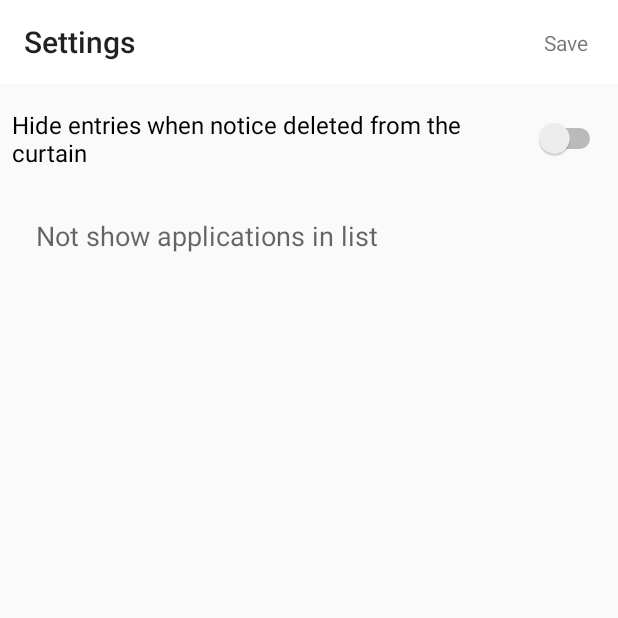
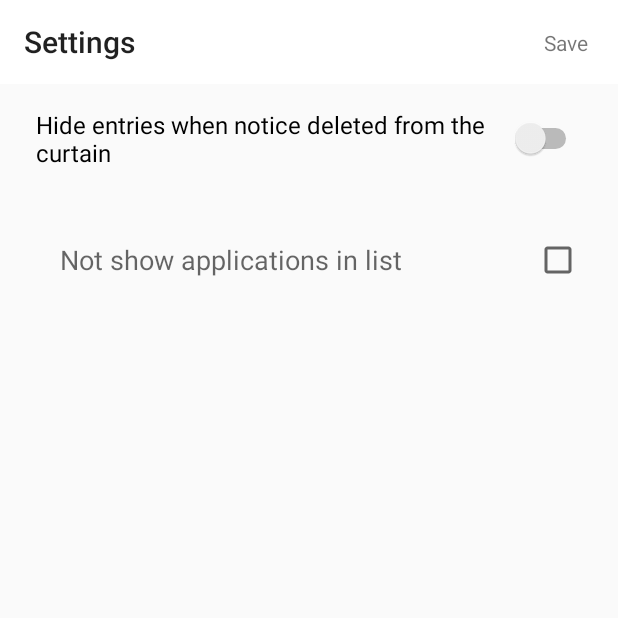
Before and after one commit to Leeeeerich/NotificationTracker, an Android app: the SettingsFragment screen opened through its navigation route, on a phone screen of 412 x 824 dp, the top half of it. Run offline under Robolectric (Android 15) with nearby library versions, the phone set to English and light mode, and no system bars; our stand-ins replace data binding, navigation-ui; 12 statements that could not run were skipped.

Commit message:
Added disabling filtering by package once button and some changed design

```diff
--- a/app/src/main/java/com/guralnya/notification_tracker/model/models/vo/IgnoreAppVo.kt
+++ b/app/src/main/java/com/guralnya/notification_tracker/model/models/vo/IgnoreAppVo.kt
@@ -28,4 +28,8 @@ data class IgnoreAppVo(
     fun getAppName(context: Context) =
         getAppInfo(context)?.let { context.packageManager.getApplicationLabel(it) }
             ?: "(Unknown app)"
+
+    fun changeCheckedListener() {
+        isChecked.set(!isChecked.get())
+    }
 }
--- a/app/src/main/java/com/guralnya/notification_tracker/model/repository/Repository.kt
+++ b/app/src/main/java/com/guralnya/notification_tracker/model/repository/Repository.kt
@@ -10,7 +10,8 @@ interface Repository {
     suspend fun insertNewNotify(notifyInfo: NotifyInfo)
     fun getAllNotify(
         filterDateTime: String = "0",
-        isGetRemoved: Boolean = true
+        isGetRemoved: Boolean,
+        isEnabledPackageFilter: Boolean
     ): LiveData<List<NotifyInfo>>
 
     fun deleteNotifies(listDeletable: List<NotifyInfo>)
--- a/app/src/main/java/com/guralnya/notification_tracker/model/settings/PreferencesManager.kt
+++ b/app/src/main/java/com/guralnya/notification_tracker/model/settings/PreferencesManager.kt
@@ -13,4 +13,7 @@ interface PreferencesManager {
 
     fun getIsShowRemoved(): Boolean
     fun saveIsShowRemoved(isShow: Boolean)
+
+    fun getIsEnabledPackageFilter(): Boolean
+    fun saveIsEnabledPackageFilter(isEnabled: Boolean)
 }
--- a/app/src/main/java/com/guralnya/notification_tracker/ui/home_screen/HomeFragment.kt
+++ b/app/src/main/java/com/guralnya/notification_tracker/ui/home_screen/HomeFragment.kt
@@ -158,6 +158,8 @@ class HomeFragment : Fragment() {
         val popupMenu = PopupMenu(requireActivity(), v)
         popupMenu.inflate(R.menu.menu_filters)
         popupMenu.menu.getItem(vm.filtration.ordinal).isChecked = true
+        popupMenu.menu.findItem(R.id.menuIsEnabledPackageFilter).isChecked =
+            vm.getIsEnabledPackageFilter()
         popupMenu.setOnMenuItemClickListener { item ->
             when (item.itemId) {
                 R.id.menuAllTime -> {
@@ -171,6 +173,9 @@ class HomeFragment : Fragment() {
                 }
                 R.id.menuPerMonth -> {
                     vm.filtration = Filtration.PER_MONTH
+                }
+                R.id.menuIsEnabledPackageFilter -> {
+                    vm.setIsEnabledPackageFilter(!item.isChecked)
                 }
             }
             observeNotifyTrackingLiveData(vm.filtration.filterValue)
--- a/app/src/main/java/com/guralnya/notification_tracker/ui/settings/SettingsViewModel.kt
+++ b/app/src/main/java/com/guralnya/notification_tracker/ui/settings/SettingsViewModel.kt
@@ -18,13 +18,17 @@ class SettingsViewModel(
     private val repository: Repository
 ) : ViewModel() {
 
-    val settingsVo = SettingsVo(ObservableBoolean(preferencesManager.getIsShowRemoved()))
+    val settingsVo = SettingsVo(
+        ObservableBoolean(preferencesManager.getIsShowRemoved()),
+        ObservableBoolean(preferencesManager.getIsEnabledPackageFilter())
+    )
     private val ignorePackagesLiveData = MutableLiveData<List<IgnoreAppVo>>()
 
     fun getIgnorePackagesLiveData(): LiveData<List<IgnoreAppVo>> = ignorePackagesLiveData
 
     fun saveChanged(listIgnoreApp: List<IgnorePackage>) {
         preferencesManager.saveIsShowRemoved(settingsVo.isShowRemoved.get())
+        preferencesManager.saveIsEnabledPackageFilter(settingsVo.isEnabledPackageFilters.get())
         viewModelScope.launch(Dispatchers.IO) {
             repository.clearAndInsertIgnorePackages(listIgnoreApp)
         }
--- a/app/src/main/res/layout/fragment_settings.xml
+++ b/app/src/main/res/layout/fragment_settings.xml
@@ -31,6 +31,8 @@
                 android:id="@+id/swIsShowRemoved"
                 android:layout_width="match_parent"
                 android:layout_height="wrap_content"
+                android:layout_marginStart="16dp"
+                android:layout_marginEnd="16dp"
                 android:checked="@={settingsVo.isShowRemoved}"
                 android:text="@string/is_show_removed"
                 android:theme="@style/SwitchStyle"
@@ -42,12 +44,35 @@
             <TextView
                 android:id="@+id/textView"
                 style="@style/BlocTitleTextStyle"
-                android:layout_width="match_parent"
+                android:layout_width="0dp"
                 android:layout_height="wrap_content"
+                android:layout_marginTop="16dp"
+                android:background="?android:attr/selectableItemBackground"
+                android:clickable="true"
+                android:focusable="true"
+                android:onClick="@{()->settingsVo.enabledPackageFilterListener()}"
+                android:padding="16dp"
+                android:paddingEnd="36dp"
                 android:text="@string/ignore_packages_title"
                 app:layout_constraintEnd_toEndOf="parent"
+                app:layout_constraintHorizontal_chainStyle="packed"
                 app:layout_constraintStart_toStartOf="parent"
-                app:layout_constraintTop_toBottomOf="@+id/swIsShowRemoved" />
+                app:layout_constraintTop_toBottomOf="@+id/swIsShowRemoved"
+                tools:ignore="RtlSymmetry" />
+
+            <CheckBox
+                android:id="@+id/cbIsEnabledPackageFilters"
+                android:layout_width="wrap_content"
+                android:layout_height="wrap_content"
+                android:checked="@{settingsVo.isEnabledPackageFilters()}"
+                android:clickable="false"
+                android:focusable="false"
+                android:gravity="center"
+                app:layout_constraintBottom_toBottomOf="@+id/textView"
+                app:layout_constraintEnd_toEndOf="@+id/textView"
+                app:layout_constraintHorizontal_bias="1.0"
+                app:layout_constraintTop_toTopOf="@+id/textView"
+                app:layout_constraintVertical_bias="0.5" />
 
             <androidx.recyclerview.widget.RecyclerView
                 android:id="@+id/rvIgnorePackages"
--- a/app/src/main/res/layout/item_notify_info.xml
+++ b/app/src/main/res/layout/item_notify_info.xml
@@ -26,13 +26,11 @@
 
         <ImageView
             android:id="@+id/vIconApp"
-            android:layout_width="wrap_content"
-            android:layout_height="wrap_content"
+            android:layout_width="48dp"
+            android:layout_height="48dp"
             android:layout_marginStart="8dp"
             android:layout_marginTop="4dp"
             android:layout_marginBottom="4dp"
-            android:maxWidth="24dp"
-            android:maxHeight="24dp"
             android:src="@{notifyInfo.getAppIcon(context)}"
             app:layout_constraintBottom_toBottomOf="parent"
             app:layout_constraintStart_toStartOf="parent"
--- a/app/src/main/res/menu/menu_filters.xml
+++ b/app/src/main/res/menu/menu_filters.xml
@@ -23,4 +23,12 @@
             android:title="@string/per_month"
             app:actionViewClass="android.widget.RadioButton" />
     </group>
+    <group
+        android:id="@+id/filterMultiChoiceGroup"
+        android:checkableBehavior="all"
+        android:visible="true">
+        <item
+            android:id="@+id/menuIsEnabledPackageFilter"
+            android:title="@string/enabled_package_filter_title" />
+    </group>
 </menu>
--- a/app/src/main/res/values/strings.xml
+++ b/app/src/main/res/values/strings.xml
@@ -51,4 +51,5 @@
     <string name="save_button">Save</string>
     <string name="changes_was_saved">Changes saved</string>
     <string name="ignore_packages_title">Not show applications in list</string>
+    <string name="enabled_package_filter_title">Enabled by application filter</string>
 </resources>
--- a/app/src/main/res/values/styles.xml
+++ b/app/src/main/res/values/styles.xml
@@ -12,6 +12,10 @@
     </style>
 
     <style name="TextStyleContent" parent="TextAppearance.AppCompat.Medium">
+        <item name="android:textColor">@android:color/black</item>
+    </style>
+
+    <style name="TextStyleOther" parent="TextAppearance.AppCompat.Small">
         <item name="android:textColor">@android:color/black</item>
     </style>
 
```
Also changed, not shown: app/src/main/java/com/guralnya/notification_tracker/model/db/dao/NotifyTrackerDao.kt (+6 -2 lines), app/src/main/java/com/guralnya/notification_tracker/model/models/vo/SettingsVo.kt (+7 -2 lines), app/src/main/java/com/guralnya/notification_tracker/model/repository/RepositoryImpl.kt (+6 -2 lines), app/src/main/java/com/guralnya/notification_tracker/model/settings/PreferencesManagerImpl.kt (+8 -0 lines), app/src/main/java/com/guralnya/notification_tracker/ui/home_screen/HomeViewModel.kt (+8 -1 lines), app/src/main/res/layout/item_application.xml (+19 -13 lines), 2 other files.
